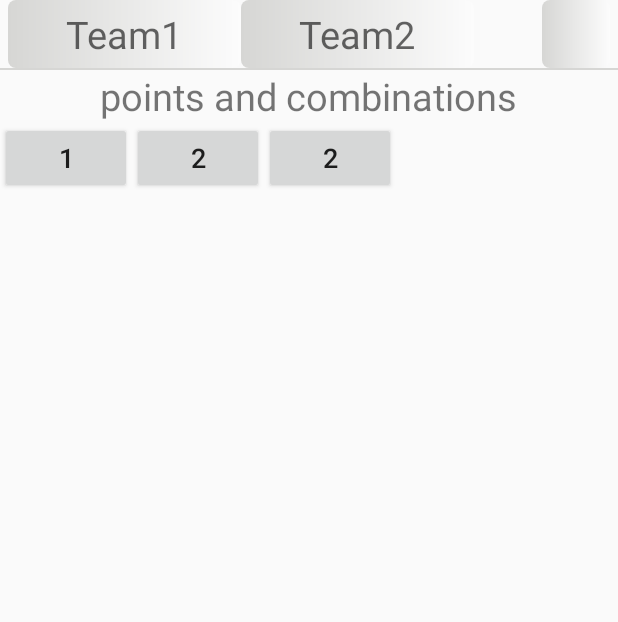
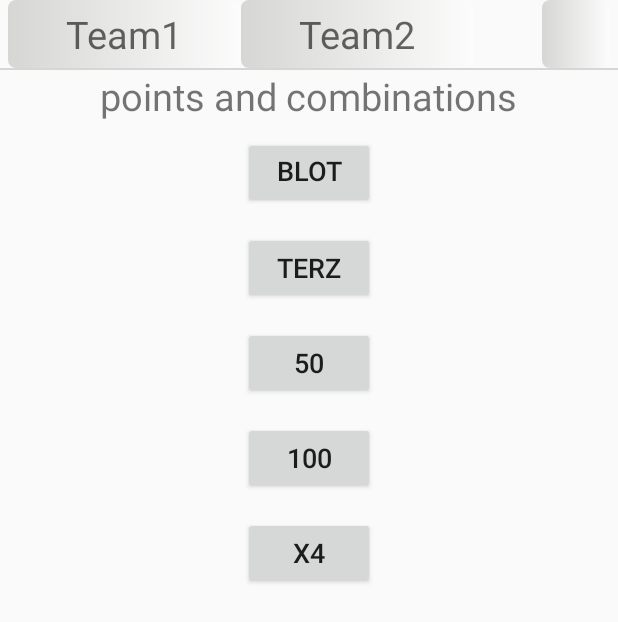
Before and after one commit to tigranapahuni/BlotSmartNote1, an Android app: the layout extra_buttons.xml on its own in the app's theme, with its tools: preview values and no code run, on a phone screen of 412 x 824 dp. Shown: the top 622 px of the screen. Run offline under Robolectric (Android 15) with nearby library versions, the phone set to English and light mode, and no system bars.

Commit message:
23.04.2020

```diff
--- a/app/src/main/java/com/narsli/blotsmartnote/ExtraButtonDialog.java
+++ b/app/src/main/java/com/narsli/blotsmartnote/ExtraButtonDialog.java
@@ -53,16 +53,16 @@ import java.util.List;
 
             initList();
             Spinner spinnerMasts = v.findViewById(R.id.spinner_masts);
-            Button btn_1 = v.findViewById(R.id.btn_1);
-            Button btn_2 = v.findViewById(R.id.btn_2);
+            Button btn_1 = v.findViewById(R.id.blot);
+            Button btn_2 = v.findViewById(R.id.terz);
 //            EditText editText= v.findViewById(R.id.EditText_Order);
 //------------------
            spinner = v.findViewById(R.id.spinner_order);
 
             ArrayAdapter<Integer> dataAdapter = new ArrayAdapter<Integer>(getContext(),
-                      android.R.layout.simple_spinner_item, order);
+                      android.R.layout.simple_dropdown_item_1line, order);
 //
-            dataAdapter.setDropDownViewResource(android.R.layout.simple_spinner_dropdown_item);
+            dataAdapter.setDropDownViewResource(android.R.layout.simple_dropdown_item_1line);
             spinner.setAdapter(dataAdapter);
 //------------------
 
--- a/app/src/main/java/com/narsli/blotsmartnote/MainActivity.java
+++ b/app/src/main/java/com/narsli/blotsmartnote/MainActivity.java
@@ -36,7 +36,7 @@ public class MainActivity extends AppCompatActivity implements
         setContentView(R.layout.activity_main);
 //inicializacia
 //      extra Button xml-i elementneri inicializaica
-        Button btn_1_ExtraBtn = findViewById(R.id.btn_1);
+        Button btn_1_ExtraBtn = findViewById(R.id.terz);
 //-----------------------------------------------------------------
         initList();
         Spinner spinnerMasts = findViewById(R.id.spinner_masts);
@@ -47,9 +47,11 @@ public class MainActivity extends AppCompatActivity implements
       Spinner  spinner = findViewById(R.id.spinner_order);
 
         ArrayAdapter<Integer> dataAdapter = new ArrayAdapter<Integer>(this,
-                android.R.layout.simple_spinner_item, order);
-//
-        dataAdapter.setDropDownViewResource(android.R.layout.simple_spinner_dropdown_item);
+                android.R.layout.simple_dropdown_item_1line, order);
+//simple_spinner_dropdown_item
+//simple_selectable_list_item
+//simple_dropdown_item_1line
+        dataAdapter.setDropDownViewResource(android.R.layout.simple_dropdown_item_1line);
         spinner.setAdapter(dataAdapter);
 //------------------
         spinnerMasts.setOnItemSelectedListener(new AdapterView.OnItemSelectedListener() {
--- a/app/src/main/res/layout/activity_main.xml
+++ b/app/src/main/res/layout/activity_main.xml
@@ -305,7 +305,7 @@
                 android:layout_height="45dp"
                 android:background="@drawable/btn_top_fon"
                 android:spinnerMode="dropdown"
-                android:layout_gravity="center"
+                android:padding="4dp"
                 />
         </LinearLayout>
     </LinearLayout>
--- a/app/src/main/res/layout/extra_buttons.xml
+++ b/app/src/main/res/layout/extra_buttons.xml
@@ -1,5 +1,7 @@
 <?xml version="1.0" encoding="utf-8"?>
 <LinearLayout xmlns:android="http://schemas.android.com/apk/res/android"
+    xmlns:app="http://schemas.android.com/apk/res-auto"
+    xmlns:tools="http://schemas.android.com/tools"
     android:layout_width="match_parent"
     android:layout_height="match_parent"
     android:gravity="center_horizontal"
@@ -32,6 +34,7 @@
 
 
         <EditText
+            android:id="@+id/txtView_2"
             android:inputType="numberSigned"
             android:maxLength="3"
             android:layout_width="wrap_content"
@@ -79,28 +82,74 @@
         android:text="@string/points"
         android:textSize="25sp" />
 
-<LinearLayout
+    <androidx.constraintlayout.widget.ConstraintLayout
         android:layout_width="match_parent"
         android:layout_height="wrap_content"
-    android:orientation="horizontal"
-    >
+        android:layout_gravity="center"
+
+        android:orientation="vertical">
+
         <Button
-        android:id="@+id/btn_1"
+            android:id="@+id/blot"
             android:layout_width="wrap_content"
             android:layout_height="wrap_content"
-        android:text="1"
-        android:textSize="18sp"/>
+            android:layout_marginTop="10dp"
+            android:gravity="center_horizontal"
+            android:text="Blot"
+            android:textSize="18sp"
+            app:layout_constraintEnd_toEndOf="parent"
+            app:layout_constraintHorizontal_bias="0.5"
+            app:layout_constraintStart_toStartOf="parent"
+            app:layout_constraintTop_toTopOf="parent" />
+
         <Button
-        android:id="@+id/btn_2"
+            android:id="@+id/terz"
             android:layout_width="wrap_content"
             android:layout_height="wrap_content"
-        android:text="2"
-        android:textSize="18sp"/>
+            android:layout_marginTop="15dp"
+            android:layout_toStartOf="@+id/blot"
+            android:text="Terz"
+            android:textSize="18sp"
+            app:layout_constraintEnd_toEndOf="parent"
+            app:layout_constraintHorizontal_bias="0.501"
+            app:layout_constraintStart_toStartOf="parent"
+            app:layout_constraintTop_toBottomOf="@+id/blot" />
+
         <Button
-        android:id="@+id/btn_3"
+            android:id="@+id/btn_50"
             android:layout_width="wrap_content"
             android:layout_height="wrap_content"
-        android:text="2"
-        android:textSize="18sp"/>
+            android:layout_toStartOf="@+id/terz"
+            android:text="50"
+            android:textSize="18sp"
+            android:layout_marginTop="15dp"
+            app:layout_constraintEnd_toEndOf="parent"
+            app:layout_constraintHorizontal_bias="0.501"
+            app:layout_constraintStart_toStartOf="parent"
+            app:layout_constraintTop_toBottomOf="@+id/terz" />
+        <Button
+            android:id="@+id/btn_100"
+            android:layout_width="wrap_content"
+            android:layout_height="wrap_content"
+            android:layout_toStartOf="@+id/btn_50"
+            android:text="100"
+            android:textSize="18sp"
+            android:layout_marginTop="15dp"
+            app:layout_constraintEnd_toEndOf="parent"
+            app:layout_constraintHorizontal_bias="0.501"
+            app:layout_constraintStart_toStartOf="parent"
+            app:layout_constraintTop_toBottomOf="@+id/btn_50" />
+        <Button
+            android:id="@+id/btn_4tuxt"
+            android:layout_width="wrap_content"
+            android:layout_height="wrap_content"
+            android:layout_toStartOf="@+id/btn_100"
+            android:text="x4"
+            android:textSize="18sp"
+            android:layout_marginTop="15dp"
+            app:layout_constraintEnd_toEndOf="parent"
+            app:layout_constraintHorizontal_bias="0.501"
+            app:layout_constraintStart_toStartOf="parent"
+            app:layout_constraintTop_toBottomOf="@+id/btn_100" />
+    </androidx.constraintlayout.widget.ConstraintLayout>
 </LinearLayout>
-</LinearLayout>
```
Lines whose indentation alone changed are shown as unchanged.
